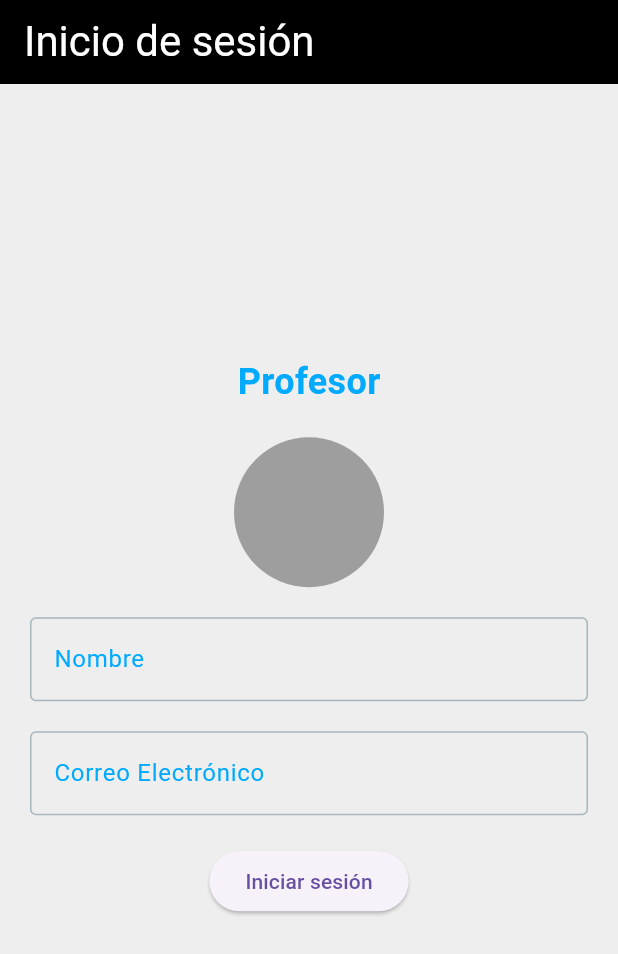
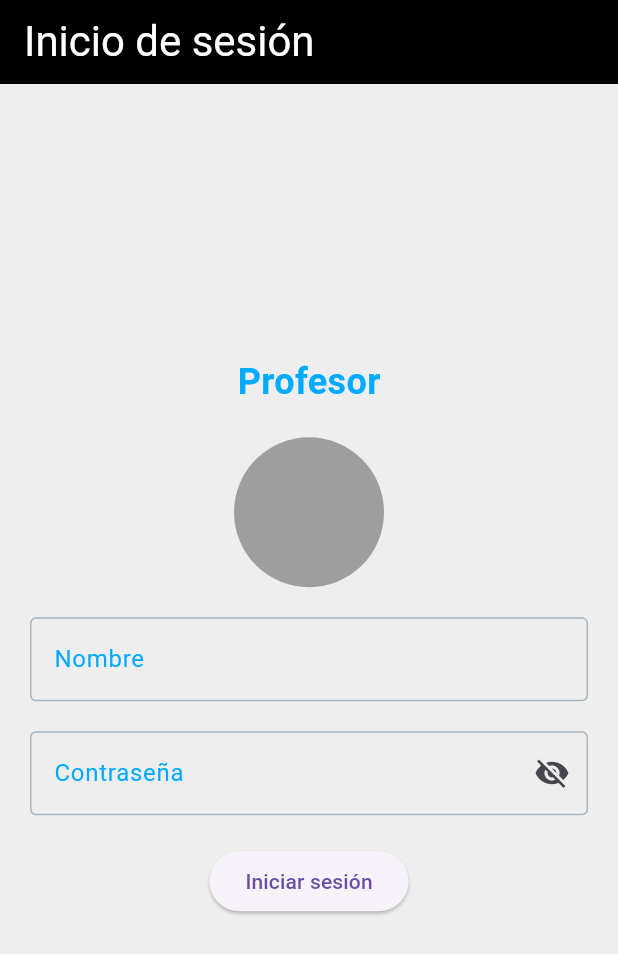
Before and after one commit to Diegoskii/appstarf, a Flutter app: the screen it shows after launch, after a tap on "Profesor", on a phone screen of 412 x 824 dp. Shown: the top 954 px of the screen. Run offline on Flutter 3.47's test engine with Material 3 defaults, Android fonts, the phone set to English and light mode, and no system bars; our stand-ins replace shared_preferences; network calls fail.

Commit message:
actualizacion de los formularios

```diff
--- a/lib/form_profesor.dart
+++ b/lib/form_profesor.dart
@@ -1,9 +1,12 @@
+// ignore_for_file: library_private_types_in_public_api
+
 import 'package:flutter/material.dart';
 import 'package:http/http.dart' as http;
 import 'dart:convert';
 
+class FormProfesorApp extends StatelessWidget {
+  const FormProfesorApp({super.key});
 
-class FormProfesorApp extends StatelessWidget {
   @override
   Widget build(BuildContext context) {
     return MaterialApp(
@@ -11,23 +14,23 @@ class FormProfesorApp extends StatelessWidget {
       theme: ThemeData(
         primarySwatch: Colors.blue,
         appBarTheme: AppBarTheme(
-          backgroundColor: Color.fromRGBO(0, 0, 0, 1),
+          backgroundColor: const Color.fromRGBO(0, 0, 0, 1),
           toolbarTextStyle: Theme.of(context)
               .textTheme
               .copyWith(
-                titleLarge: TextStyle(color: Colors.white, fontSize: 24),
+                titleLarge: const TextStyle(color: Colors.white, fontSize: 24),
               )
               .bodyMedium,
           titleTextStyle: Theme.of(context)
               .textTheme
               .copyWith(
-                titleLarge: TextStyle(color: Colors.white, fontSize: 28),
+                titleLarge: const TextStyle(color: Colors.white, fontSize: 28),
               )
               .titleLarge,
         ),
         inputDecorationTheme: InputDecorationTheme(
-          labelStyle: TextStyle(color: Color.fromARGB(255, 0, 170, 255)),
-          focusedBorder: OutlineInputBorder(
+          labelStyle: const TextStyle(color: Color.fromARGB(255, 0, 170, 255)),
+          focusedBorder: const OutlineInputBorder(
             borderSide: BorderSide(color: Colors.blue),
           ),
           enabledBorder: OutlineInputBorder(
@@ -37,35 +40,38 @@ class FormProfesorApp extends StatelessWidget {
         scaffoldBackgroundColor: Colors.grey[200],
       ),
       darkTheme: ThemeData.dark(),
-      home: LoginPage(),
+      home: const LoginPage(),
     );
   }
 }
 
 class LoginPage extends StatefulWidget {
+  const LoginPage({super.key});
+
   @override
   _LoginPageState createState() => _LoginPageState();
 }
 
 class _LoginPageState extends State<LoginPage> {
   final TextEditingController _nombreController = TextEditingController();
-  final TextEditingController _correoController = TextEditingController();
+  final TextEditingController _passwordController = TextEditingController();
+  bool _obscureText = true;
   String _errorMessage = '';
 
   @override
   Widget build(BuildContext context) {
     return Scaffold(
       appBar: AppBar(
-        title: Text('Inicio de sesión'),
+        title: const Text('Inicio de sesión'),
       ),
       body: Center(
         child: SingleChildScrollView(
           child: Container(
-            padding: EdgeInsets.all(20),
+            padding: const EdgeInsets.all(20),
             child: Column(
               mainAxisAlignment: MainAxisAlignment.center,
               children: [
-                Text(
+                const Text(
                   'Profesor',
                   style: TextStyle(
                     color: Color.fromARGB(255, 0, 170, 255),
@@ -73,40 +79,54 @@ class _LoginPageState extends State<LoginPage> {
                     fontWeight: FontWeight.bold,
                   ),
                 ),
-                SizedBox(height: 20),
+                const SizedBox(height: 20),
                 Container(
                   width: 100,
                   height: 100,
-                  decoration: BoxDecoration(
+                  decoration: const BoxDecoration(
                     color: Colors.grey,
                     shape: BoxShape.circle,
                   ),
                 ),
-                SizedBox(height: 20),
+                const SizedBox(height: 20),
                 TextField(
                   controller: _nombreController,
-                  decoration: InputDecoration(
+                  decoration: const InputDecoration(
                     labelText: 'Nombre',
                     border: OutlineInputBorder(),
                   ),
                 ),
-                SizedBox(height: 20),
+                const SizedBox(height: 20),
                 TextField(
-                  controller: _correoController,
+                  controller: _passwordController,
+                  obscureText: _obscureText,
                   decoration: InputDecoration(
-                    labelText: 'Correo Electrónico',
-                    border: OutlineInputBorder(),
+                    labelText: 'Contraseña',
+                    border: const OutlineInputBorder(),
+                    focusedBorder: const OutlineInputBorder(
+                      borderSide: BorderSide(color: Colors.blue),
+                    ),
+                    suffixIcon: IconButton(
+                      icon: Icon(_obscureText
+                          ? Icons.visibility_off
+                          : Icons.visibility),
+                      onPressed: () {
+                        setState(() {
+                          _obscureText = !_obscureText;
+                        });
+                      },
+                    ),
                   ),
                 ),
-                SizedBox(height: 20),
+                const SizedBox(height: 20),
                 ElevatedButton(
                   onPressed: _login,
-                  child: Text('Iniciar sesión'),
+                  child: const Text('Iniciar sesión'),
                 ),
-                SizedBox(height: 10),
+                const SizedBox(height: 10),
                 Text(
                   _errorMessage,
-                  style: TextStyle(color: Colors.red),
+                  style: const TextStyle(color: Colors.red),
                 ),
               ],
             ),
@@ -117,46 +137,51 @@ class _LoginPageState extends State<LoginPage> {
   }
 
   void _login() async {
+    // Validar los datos ingresados
     String nombre = _nombreController.text.trim();
-    String correo = _correoController.text.trim();
+    String password = _passwordController.text.trim();
 
-    var url = Uri.parse('http://127.0.0.1:5000/login'); // Asegúrate de usar la URL correcta
+    // Enviar datos al servidor Flask
     var response = await http.post(
-      url,
+      Uri.parse('http://127.0.0.1:5000/login/datos_prof'),
       headers: {'Content-Type': 'application/json'},
-      body: jsonEncode({'nombre': nombre, 'correo': correo}),
+      body: json.encode({'nombre': nombre, 'contraseña': password}),
     );
 
-    if (response.statusCode == 200) {
-      var jsonResponse = jsonDecode(response.body);
-      if (jsonResponse['success']) {
-        Navigator.pushReplacement(
-          context,
-          MaterialPageRoute(builder: (context) => HomePage()),
-        );
-      } else {
-        setState(() {
-          _errorMessage = jsonResponse['message'];
-        });
-      }
+    var responseData = json.decode(response.body);
+
+    if (responseData['success']) {
+      setState(() {
+        _errorMessage = ''; // Limpiar el mensaje de error
+      });
+      // Navegar a la pantalla de inicio
+      Navigator.push(
+        // ignore: use_build_context_synchronously
+        context,
+        MaterialPageRoute(builder: (context) => const HomePage()),
+      );
     } else {
       setState(() {
-        _errorMessage = 'Error en el servidor';
+        _errorMessage = responseData['message']; // Mostrar mensaje de error
+        _nombreController.clear(); // Limpiar campo de nombre
+        _passwordController.clear(); // Limpiar campo de contraseña
       });
     }
   }
 }
 
 class HomePage extends StatelessWidget {
+  const HomePage({super.key});
+
   @override
   Widget build(BuildContext context) {
     return Scaffold(
       appBar: AppBar(
-        title: Text('Página Principal'),
+        title: const Text('Página de Inicio'),
       ),
-      body: Center(
+      body: const Center(
         child: Text(
-          'Bienvenido a la página principal',
+          'Bienvenido a la página de inicio!',
           style: TextStyle(fontSize: 24),
         ),
       ),
```
Also changed, not shown: lib/form_admin.dart (+60 -45 lines).
